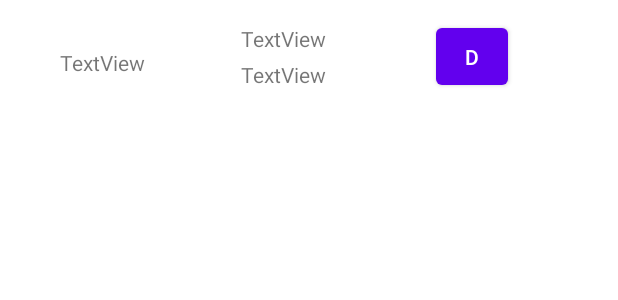
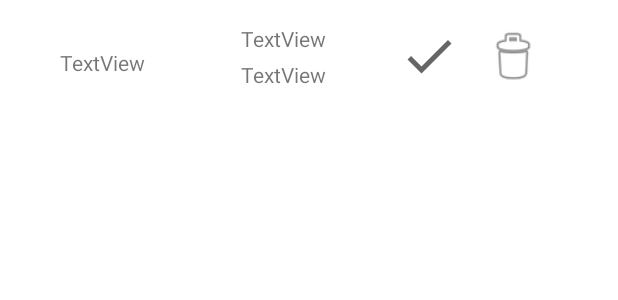
Before and after one commit to tberkovac/Greapp_To-Do, an Android app: the layout lwacard.xml on its own in the app's theme, with its tools: preview values and no code run, on a phone screen of 412 x 824 dp. Shown: the top 300 px of the screen. Run offline under Robolectric (Android 15) with nearby library versions, the phone set to English and light mode, and no system bars.

Commit message:
Omoguceno brisanje i oznacavanje zavrsenih aktivnosti

```diff
--- a/app/src/main/java/com/example/greapp/models/DailyActivity.kt
+++ b/app/src/main/java/com/example/greapp/models/DailyActivity.kt
@@ -12,8 +12,8 @@ import java.util.*
 data class DailyActivity(
     @ColumnInfo(name = "name") @SerializedName("name") val name : String,
     @ColumnInfo(name = "note") @SerializedName("note") val note : String,
-    @SerializedName("startTime") val startTime : Date?,
-    @SerializedName("expectedEndTime") val expectedEndTime : Date?,
+    @SerializedName("startTime") val startTime : Date,
+    @SerializedName("expectedEndTime") val expectedEndTime : Date,
     @SerializedName("markedFinishedTime") val markedFinishedTime : Date?
 
     ) : Parcelable {
--- a/app/src/main/java/com/example/greapp/repositories/GreappDB.kt
+++ b/app/src/main/java/com/example/greapp/repositories/GreappDB.kt
@@ -7,7 +7,7 @@ import androidx.room.RoomDatabase
 import androidx.room.TypeConverters
 import com.example.greapp.models.DailyActivity
 
-@Database (entities = arrayOf(DailyActivity::class), version = 1)
+@Database (entities = arrayOf(DailyActivity::class), version = 2)
 @TypeConverters(DateConverter::class)
 abstract class GreappDB : RoomDatabase() {
     abstract fun dailyActivityDao() : DailyActivityDao
--- a/app/src/main/java/com/example/greapp/view/ActivityListFragment.kt
+++ b/app/src/main/java/com/example/greapp/view/ActivityListFragment.kt
@@ -37,7 +37,7 @@ class ActivityListFragment() : Fragment() {
     }
 
     private fun onSuccessGetActivities(act : List<DailyActivity>){
-        adapter.updateActivites(act)
+        adapter.updateActivities(act)
         adapter.notifyDataSetChanged()
     }
 
--- /dev/null
+++ b/app/src/main/res/drawable/ic_baseline_check_24.xml
@@ -0,0 +1,10 @@
+<vector xmlns:android="http://schemas.android.com/apk/res/android"
+    android:width="24dp"
+    android:height="24dp"
+    android:viewportWidth="24"
+    android:viewportHeight="24"
+    android:tint="?attr/colorControlNormal">
+  <path
+      android:fillColor="@android:color/white"
+      android:pathData="M9,16.17L4.83,12l-1.42,1.41L9,19 21,7l-1.41,-1.41z"/>
+</vector>
--- a/app/src/main/res/layout/lwacard.xml
+++ b/app/src/main/res/layout/lwacard.xml
@@ -35,13 +35,27 @@
         app:layout_constraintBottom_toBottomOf="parent"
         app:layout_constraintStart_toEndOf="@+id/name" />
 
-    <Button
+    <ImageView
         android:id="@+id/done"
-        android:layout_width="48dp"
-        android:layout_height="50dp"
-        android:text="D"
+        android:layout_width="40dp"
+        android:layout_height="44dp"
         app:layout_constraintBottom_toBottomOf="parent"
         app:layout_constraintEnd_toEndOf="parent"
+        app:layout_constraintHorizontal_bias="0.314"
         app:layout_constraintStart_toEndOf="@+id/start"
-        app:layout_constraintTop_toTopOf="parent" />
+        app:layout_constraintTop_toTopOf="parent"
+        app:layout_constraintVertical_bias="0.48"
+        app:srcCompat="@drawable/ic_baseline_check_24" />
+    />
+
+    <ImageView
+        android:id="@+id/trash"
+        android:layout_width="40dp"
+        android:layout_height="40dp"
+        app:layout_constraintBottom_toBottomOf="parent"
+        app:layout_constraintEnd_toEndOf="parent"
+        app:layout_constraintHorizontal_bias="0.241"
+        app:layout_constraintStart_toEndOf="@+id/done"
+        app:layout_constraintTop_toTopOf="parent"
+        app:srcCompat="@android:drawable/ic_menu_delete" />
 </androidx.constraintlayout.widget.ConstraintLayout>
```
Also changed, not shown: app/src/main/java/com/example/greapp/repositories/DailyActivityDao.kt (+13 -5 lines), app/src/main/java/com/example/greapp/repositories/DailyActivityRepository.kt (+15 -0 lines), app/src/main/java/com/example/greapp/view/ActivityListAdapter.kt (+34 -4 lines), app/src/main/java/com/example/greapp/viewmodel/DailyActivityViewModel.kt (+13 -0 lines).
